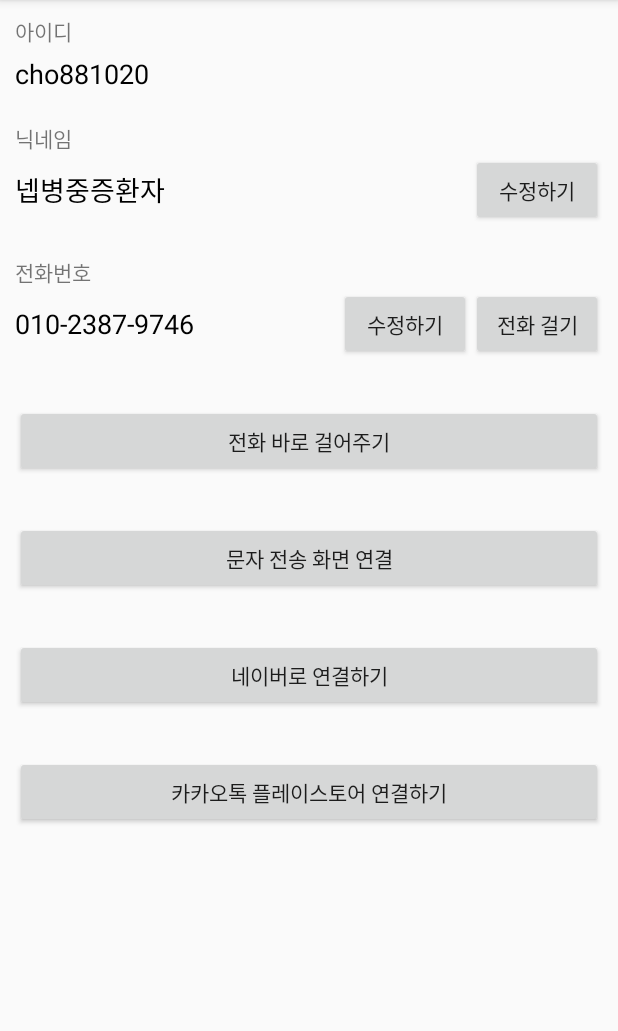
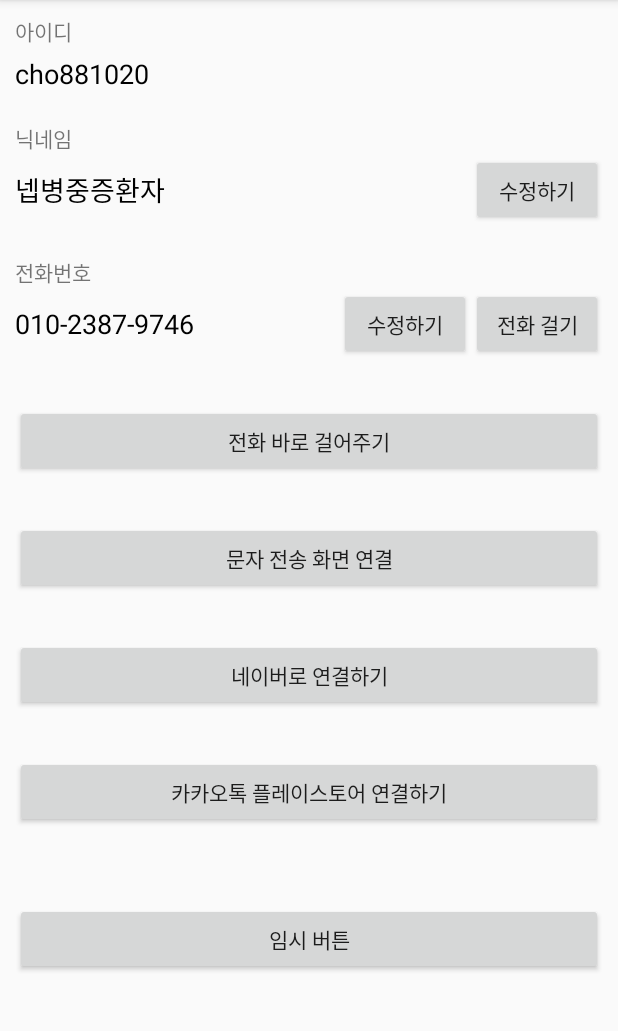
Before and after one commit to cho881020/AndroidBasic03_20200521, an Android app: the screen it shows after launch (MainActivity), on a phone screen of 412 x 824 dp, the part 84-1115 px from its top. Run offline under Robolectric (Android 15) with nearby library versions, the phone set to English and light mode, and no system bars; our stand-ins replace data binding.

Commit message:
스크롤 뷰 대응하기

```diff
--- a/app/src/main/res/layout/activity_main.xml
+++ b/app/src/main/res/layout/activity_main.xml
@@ -6,7 +6,16 @@
         android:layout_width="match_parent"
         android:layout_height="match_parent"
         android:orientation="vertical"
-        tools:context=".MainActivity"
+        tools:context=".MainActivity">
+
+        <ScrollView
+            android:layout_width="match_parent"
+            android:layout_height="match_parent">
+
+            <LinearLayout
+                android:layout_width="match_parent"
+                android:layout_height="wrap_content"
+                android:orientation="vertical"
                 android:padding="10dp">
 
                 <TextView
@@ -21,6 +30,7 @@
                     android:textSize="18sp"
                     android:textColor="#000000"
                     android:text="cho881020" />
+
 
                 <TextView
                     android:layout_width="wrap_content"
@@ -101,8 +111,6 @@
 
                 </LinearLayout>
 
-<!--        이메일 변경 기능을 직접 만들어보자.-->
-
                 <Button
                     android:id="@+id/callBtn"
                     android:layout_width="match_parent"
@@ -124,7 +132,6 @@
                     android:layout_marginTop="30dp"
                     android:text="네이버로 연결하기"/>
 
-
                 <Button
                     android:id="@+id/storeLinkBtn"
                     android:layout_width="match_parent"
@@ -132,6 +139,14 @@
                     android:layout_marginTop="30dp"
                     android:text="카카오톡 플레이스토어 연결하기"/>
 
+                <Button
+                    android:layout_width="match_parent"
+                    android:layout_height="wrap_content"
+                    android:layout_marginTop="50dp"
+                    android:text="임시 버튼"/>
 
             </LinearLayout>
+
+        </ScrollView>
+    </LinearLayout>
 </layout>
```
Lines whose indentation alone changed are shown as unchanged.
